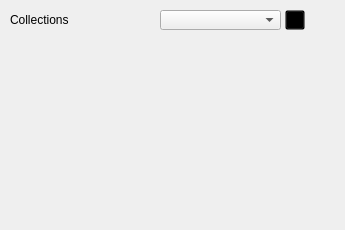
Above: tasks/config.ui from KDE/akonadi-google-applets before the change. Below: the same form after it.
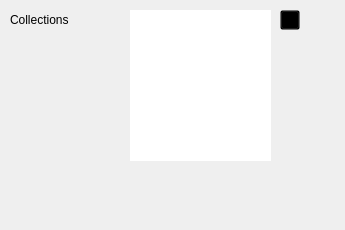
That is the form after the change.

Commit message: Add support for more tasks list

```diff
--- a/tasks/config.ui
+++ b/tasks/config.ui
@@ -24,7 +24,7 @@
     <rect>
      <x>10</x>
      <y>10</y>
-     <width>61</width>
+     <width>71</width>
      <height>20</height>
     </rect>
    </property>
@@ -32,32 +32,10 @@
     <string>&lt;html&gt;&lt;head/&gt;&lt;body&gt;&lt;p&gt;Collections&lt;/p&gt;&lt;/body&gt;&lt;/html&gt;</string>
    </property>
   </widget>
-  <widget class="QComboBox" name="collectionBox">
-   <property name="geometry">
-    <rect>
-     <x>160</x>
-     <y>10</y>
-     <width>121</width>
-     <height>20</height>
-    </rect>
-   </property>
-   <property name="layoutDirection">
-    <enum>Qt::LeftToRight</enum>
-   </property>
-   <property name="editable">
-    <bool>false</bool>
-   </property>
-   <property name="currentIndex">
-    <number>-1</number>
-   </property>
-   <property name="sizeAdjustPolicy">
-    <enum>QComboBox::AdjustToContentsOnFirstShow</enum>
-   </property>
-  </widget>
   <widget class="QPushButton" name="loadCollections">
    <property name="geometry">
     <rect>
-     <x>285</x>
+     <x>280</x>
      <y>10</y>
      <width>20</width>
      <height>20</height>
@@ -70,6 +48,34 @@
     <string/>
    </property>
   </widget>
+  <widget class="QListWidget" name="collectionsList">
+   <property name="geometry">
+    <rect>
+     <x>130</x>
+     <y>10</y>
+     <width>141</width>
+     <height>151</height>
+    </rect>
+   </property>
+   <property name="frameShape">
+    <enum>QFrame::NoFrame</enum>
+   </property>
+   <property name="frameShadow">
+    <enum>QFrame::Plain</enum>
+   </property>
+   <property name="autoScroll">
+    <bool>true</bool>
+   </property>
+   <property name="spacing">
+    <number>4</number>
+   </property>
+   <property name="uniformItemSizes">
+    <bool>true</bool>
+   </property>
+   <property name="sortingEnabled">
+    <bool>false</bool>
+   </property>
+  </widget>
  </widget>
  <resources/>
  <connections/>
```
The commit also changes 5 other files.
